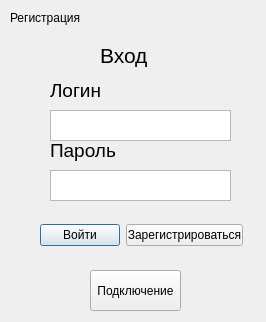
Above: Cleint/client/registration.ui from Prophet35208/Messenger before the change. Below: the same form after it.
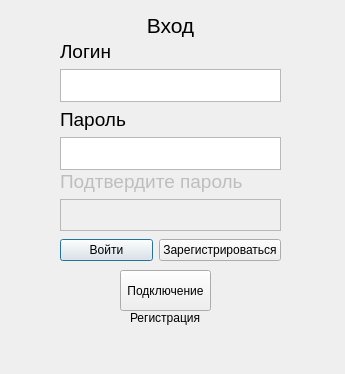
That is the form after the change.

Commit message: Интерфейс окна входа приведён в порядок

```diff
--- a/Cleint/client/registration.ui
+++ b/Cleint/client/registration.ui
@@ -6,8 +6,8 @@
    <rect>
     <x>0</x>
     <y>0</y>
-    <width>266</width>
-    <height>322</height>
+    <width>345</width>
+    <height>374</height>
    </rect>
   </property>
   <property name="windowTitle">
@@ -16,9 +16,9 @@
   <widget class="QLabel" name="label_up">
    <property name="geometry">
     <rect>
-     <x>100</x>
-     <y>40</y>
-     <width>71</width>
+     <x>60</x>
+     <y>10</y>
+     <width>221</width>
      <height>31</height>
     </rect>
    </property>
@@ -33,66 +33,17 @@
    <property name="textFormat">
     <enum>Qt::PlainText</enum>
    </property>
-  </widget>
-  <widget class="QTextEdit" name="text_login">
-   <property name="geometry">
-    <rect>
-     <x>50</x>
-     <y>110</y>
-     <width>181</width>
-     <height>31</height>
-    </rect>
-   </property>
-  </widget>
-  <widget class="QLabel" name="label_login">
-   <property name="geometry">
-    <rect>
-     <x>50</x>
-     <y>80</y>
-     <width>71</width>
-     <height>21</height>
-    </rect>
-   </property>
-   <property name="font">
-    <font>
-     <pointsize>14</pointsize>
-    </font>
-   </property>
-   <property name="text">
-    <string>Логин</string>
-   </property>
-   <property name="textFormat">
-    <enum>Qt::PlainText</enum>
-   </property>
-  </widget>
-  <widget class="QLabel" name="label_password">
-   <property name="geometry">
-    <rect>
-     <x>50</x>
-     <y>140</y>
-     <width>71</width>
-     <height>21</height>
-    </rect>
-   </property>
-   <property name="font">
-    <font>
-     <pointsize>14</pointsize>
-    </font>
-   </property>
-   <property name="text">
-    <string>Пароль</string>
-   </property>
-   <property name="textFormat">
-    <enum>Qt::PlainText</enum>
+   <property name="alignment">
+    <set>Qt::AlignCenter</set>
    </property>
   </widget>
   <widget class="QWidget" name="horizontalLayoutWidget">
    <property name="geometry">
     <rect>
-     <x>40</x>
-     <y>210</y>
-     <width>203</width>
-     <height>51</height>
+     <x>60</x>
+     <y>230</y>
+     <width>221</width>
+     <height>41</height>
     </rect>
    </property>
    <layout class="QHBoxLayout" name="horizontalLayout">
@@ -112,20 +63,10 @@
     </item>
    </layout>
   </widget>
-  <widget class="QTextEdit" name="text_pass">
-   <property name="geometry">
-    <rect>
-     <x>50</x>
-     <y>170</y>
-     <width>181</width>
-     <height>31</height>
-    </rect>
-   </property>
-  </widget>
   <widget class="QPushButton" name="pushButton_connect">
    <property name="geometry">
     <rect>
-     <x>90</x>
+     <x>120</x>
      <y>270</y>
      <width>91</width>
      <height>41</height>
@@ -138,8 +79,8 @@
   <widget class="QLabel" name="label_reg_status">
    <property name="geometry">
     <rect>
-     <x>10</x>
-     <y>10</y>
+     <x>130</x>
+     <y>310</y>
      <width>151</width>
      <height>16</height>
     </rect>
@@ -148,6 +89,91 @@
     <string>Регистрация</string>
    </property>
   </widget>
+  <widget class="QWidget" name="verticalLayoutWidget">
+   <property name="geometry">
+    <rect>
+     <x>60</x>
+     <y>40</y>
+     <width>221</width>
+     <height>131</height>
+    </rect>
+   </property>
+   <layout class="QVBoxLayout" name="verticalLayout">
+    <item>
+     <widget class="QLabel" name="label_login">
+      <property name="font">
+       <font>
+        <pointsize>14</pointsize>
+       </font>
+      </property>
+      <property name="text">
+       <string>Логин</string>
+      </property>
+      <property name="textFormat">
+       <enum>Qt::PlainText</enum>
+      </property>
+     </widget>
+    </item>
+    <item>
+     <widget class="QTextEdit" name="text_login"/>
+    </item>
+    <item>
+     <widget class="QLabel" name="label_password">
+      <property name="font">
+       <font>
+        <pointsize>14</pointsize>
+       </font>
+      </property>
+      <property name="text">
+       <string>Пароль</string>
+      </property>
+      <property name="textFormat">
+       <enum>Qt::PlainText</enum>
+      </property>
+     </widget>
+    </item>
+    <item>
+     <widget class="QTextEdit" name="text_pass"/>
+    </item>
+   </layout>
+  </widget>
+  <widget class="QWidget" name="verticalLayoutWidget_2">
+   <property name="geometry">
+    <rect>
+     <x>60</x>
+     <y>170</y>
+     <width>221</width>
+     <height>61</height>
+    </rect>
+   </property>
+   <layout class="QVBoxLayout" name="verticalLayout_3">
+    <item>
+     <widget class="QLabel" name="label_password_confirmation">
+      <property name="enabled">
+       <bool>false</bool>
+      </property>
+      <property name="font">
+       <font>
+        <pointsize>14</pointsize>
+       </font>
+      </property>
+      <property name="text">
+       <string>Подтвердите пароль</string>
+      </property>
+      <property name="textFormat">
+       <enum>Qt::PlainText</enum>
+      </property>
+     </widget>
+    </item>
+    <item>
+     <widget class="QTextEdit" name="text_pass_confirmation">
+      <property name="enabled">
+       <bool>false</bool>
+      </property>
+     </widget>
+    </item>
+   </layout>
+  </widget>
  </widget>
  <resources/>
  <connections/>
```
Left out of the diff: 2 changed lines with no effect on the pictures. The commit also changes 3 other files.
